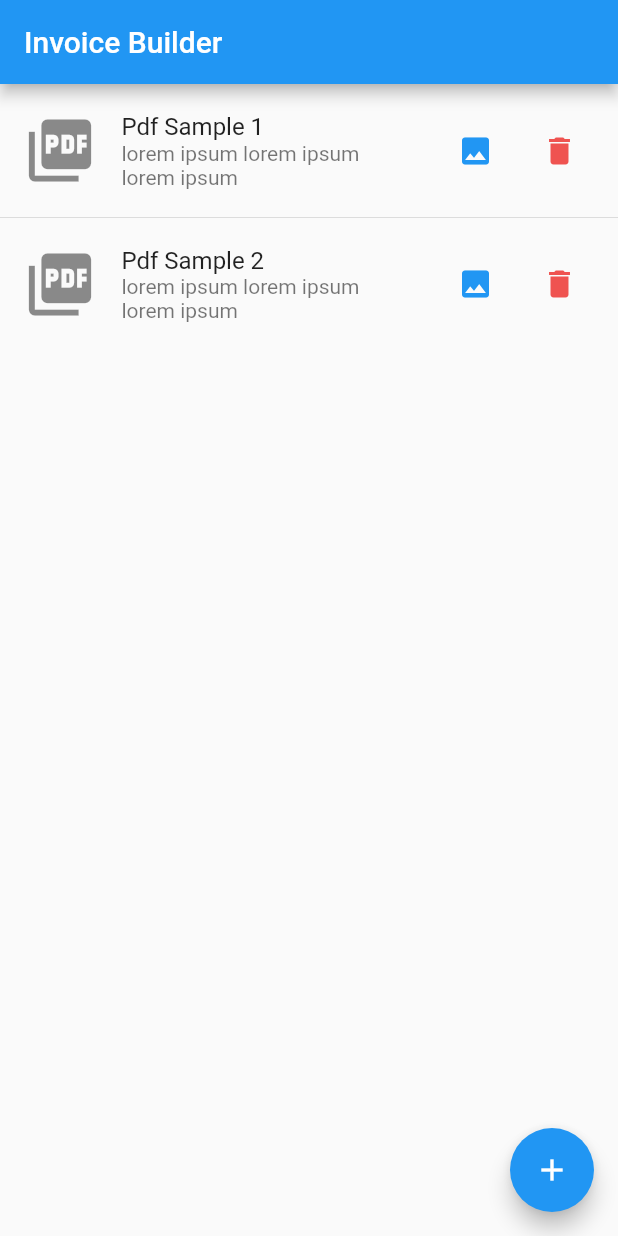
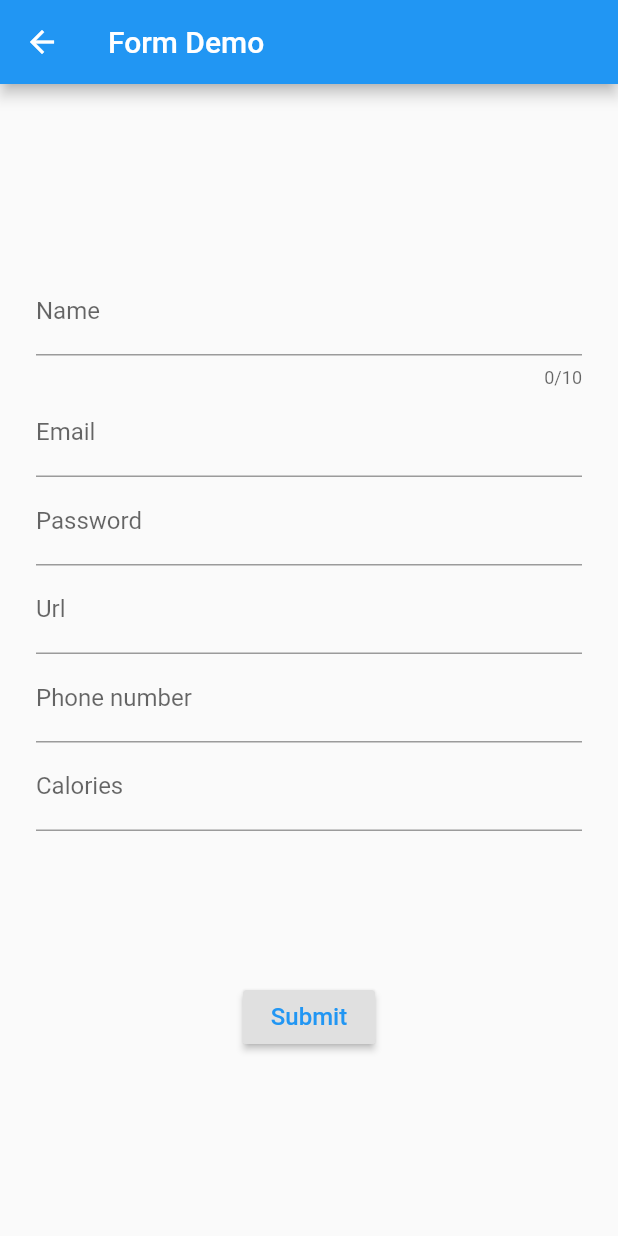
Before and after one commit to sayyidkhan/learning_flutter, a Flutter app: the screen it shows after launch, after a tap on the "add" icon, on a phone screen of 412 x 824 dp. Run offline on Flutter 3.47's test engine with Material 2 defaults, Android fonts, the phone set to English and light mode, and no system bars; our stand-ins replace google_fonts, pdf, printing; missing offline and left inert: flutter_full_pdf_viewer.

Commit message:
added a form to create a new pdf, currently the form is still a work in progress

```diff
--- a/pdf_test/lib/main.dart
+++ b/pdf_test/lib/main.dart
@@ -1,5 +1,6 @@
 import 'package:flutter/cupertino.dart';
 import 'package:flutter/material.dart';
+import 'package:pdf_test/screen/FormScreen.dart';
 import 'package:pdf_test/widget/ui/InvoiceOverviewWidget.dart';
 
 
@@ -15,6 +16,9 @@ class MyApp extends StatelessWidget {
         primarySwatch: Colors.blue,
       ),
       home: MyHomePage(),
+        routes: {
+        FormScreen.routeName : (ctx) => FormScreen(),
+        },
     );
   }
 }
@@ -43,7 +47,9 @@ class MyHomePage extends StatelessWidget {
         child: IconButton(
           icon: const Icon(Icons.add),
           tooltip: 'add new invoice',
-          onPressed: () {}
+          onPressed: () {
+            Navigator.pushNamed(context,  FormScreen.routeName );
+          }
         ),
       ),
     );
--- /dev/null
+++ b/pdf_test/lib/screen/FormScreen.dart
@@ -0,0 +1,178 @@
+import 'package:flutter/material.dart';
+
+class FormScreen extends StatefulWidget {
+  static const routeName = '/cart';
+
+  @override
+  State<StatefulWidget> createState() {
+    return FormScreenState();
+  }
+}
+
+class FormScreenState extends State<FormScreen> {
+
+  String _name;
+  String _email;
+  String _password;
+  String _url;
+  String _phoneNumber;
+  String _calories;
+
+  final GlobalKey<FormState> _formKey = GlobalKey<FormState>();
+
+  Widget _buildName() {
+    return TextFormField(
+      decoration: InputDecoration(labelText: 'Name'),
+      maxLength: 10,
+      validator: (String value) {
+        if (value.isEmpty) {
+          return 'Name is Required';
+        }
+
+        return null;
+      },
+      onSaved: (String value) {
+        _name = value;
+      },
+    );
+  }
+
+  Widget _buildEmail() {
+    return TextFormField(
+      decoration: InputDecoration(labelText: 'Email'),
+      validator: (String value) {
+        if (value.isEmpty) {
+          return 'Email is Required';
+        }
+
+        if (!RegExp(
+            r"[a-z0-9!#$%&'*+/=?^_`{|}~-]+(?:\.[a-z0-9!#$%&'*+/=?^_`{|}~-]+)*@(?:[a-z0-9](?:[a-z0-9-]*[a-z0-9])?\.)+[a-z0-9](?:[a-z0-9-]*[a-z0-9])?")
+            .hasMatch(value)) {
+          return 'Please enter a valid email Address';
+        }
+
+        return null;
+      },
+      onSaved: (String value) {
+        _email = value;
+      },
+    );
+  }
+
+  Widget _buildPassword() {
+    return TextFormField(
+      decoration: InputDecoration(labelText: 'Password'),
+      keyboardType: TextInputType.visiblePassword,
+      validator: (String value) {
+        if (value.isEmpty) {
+          return 'Password is Required';
+        }
+
+        return null;
+      },
+      onSaved: (String value) {
+        _password = value;
+      },
+    );
+  }
+
+  Widget _builURL() {
+    return TextFormField(
+      decoration: InputDecoration(labelText: 'Url'),
+      keyboardType: TextInputType.url,
+      validator: (String value) {
+        if (value.isEmpty) {
+          return 'URL is Required';
+        }
+
+        return null;
+      },
+      onSaved: (String value) {
+        _url = value;
+      },
+    );
+  }
+
+  Widget _buildPhoneNumber() {
+    return TextFormField(
+      decoration: InputDecoration(labelText: 'Phone number'),
+      keyboardType: TextInputType.phone,
+      validator: (String value) {
+        if (value.isEmpty) {
+          return 'Phone number is Required';
+        }
+
+        return null;
+      },
+      onSaved: (String value) {
+        _url = value;
+      },
+    );
+  }
+
+  Widget _buildCalories() {
+    return TextFormField(
+      decoration: InputDecoration(labelText: 'Calories'),
+      keyboardType: TextInputType.number,
+      validator: (String value) {
+        int calories = int.tryParse(value);
+
+        if (calories == null || calories <= 0) {
+          return 'Calories must be greater than 0';
+        }
+
+        return null;
+      },
+      onSaved: (String value) {
+        _calories = value;
+      },
+    );
+  }
+
+  @override
+  Widget build(BuildContext context) {
+    return Scaffold(
+      appBar: AppBar(title: Text("Form Demo")),
+      body: Container(
+        margin: EdgeInsets.all(24),
+        child: Form(
+          key: _formKey,
+          child: Column(
+            mainAxisAlignment: MainAxisAlignment.center,
+            children: <Widget>[
+              _buildName(),
+              _buildEmail(),
+              _buildPassword(),
+              _builURL(),
+              _buildPhoneNumber(),
+              _buildCalories(),
+              SizedBox(height: 100),
+              RaisedButton(
+                child: Text(
+                  'Submit',
+                  style: TextStyle(color: Colors.blue, fontSize: 16),
+                ),
+                onPressed: () {
+                  if (!_formKey.currentState.validate()) {
+                    return;
+                  }
+
+                  _formKey.currentState.save();
+
+                  print(_name);
+                  print(_email);
+                  print(_phoneNumber);
+                  print(_url);
+                  print(_password);
+                  print(_calories);
+
+                  //Send to API
+                },
+              )
+            ],
+          ),
+        ),
+      ),
+    );
+  }
+}
```
